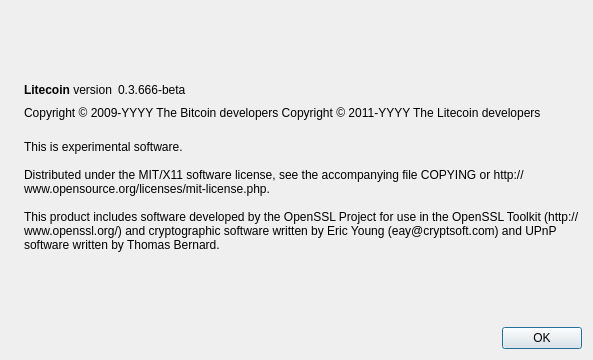
Old version of the form src/qt/forms/aboutdialog.ui in the repository Kudos-Rewards/kudos-beta.
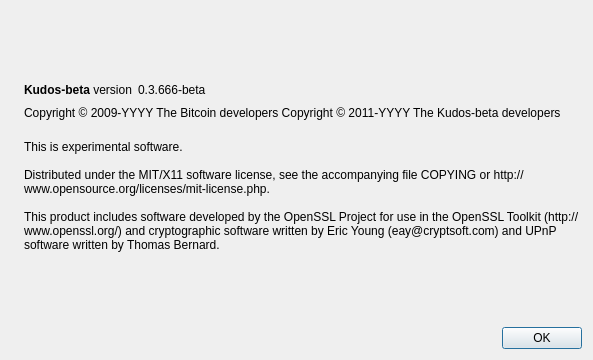
New version of the form. Icons and pictures are not drawn.

Diff of the .ui file:
```diff
--- a/src/qt/forms/aboutdialog.ui
+++ b/src/qt/forms/aboutdialog.ui
@@ -50,7 +50,7 @@
           <cursorShape>IBeamCursor</cursorShape>
          </property>
          <property name="text">
-          <string>&lt;b&gt;Litecoin&lt;/b&gt; version</string>
+          <string>&lt;b&gt;Kudos-beta&lt;/b&gt; version</string>
          </property>
          <property name="textInteractionFlags">
           <set>Qt::LinksAccessibleByMouse|Qt::TextSelectableByKeyboard|Qt::TextSelectableByMouse</set>
@@ -92,7 +92,7 @@
        </property>
        <property name="text">
         <string notr="true">Copyright &amp;copy; 2009-YYYY The Bitcoin developers
-Copyright &amp;copy; 2011-YYYY The Litecoin developers</string>
+Copyright &amp;copy; 2011-YYYY The Kudos-beta developers</string>
        </property>
        <property name="textFormat">
         <enum>Qt::RichText</enum>
```
Left out of the diff: 2 changed lines with no effect on the pictures.
